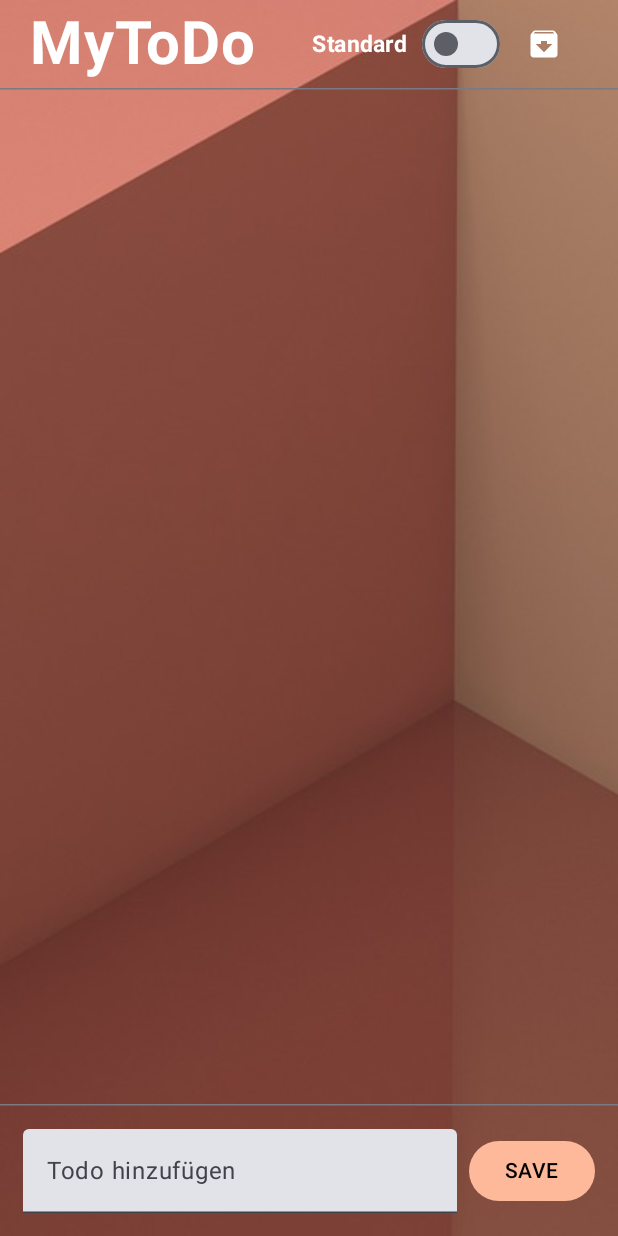
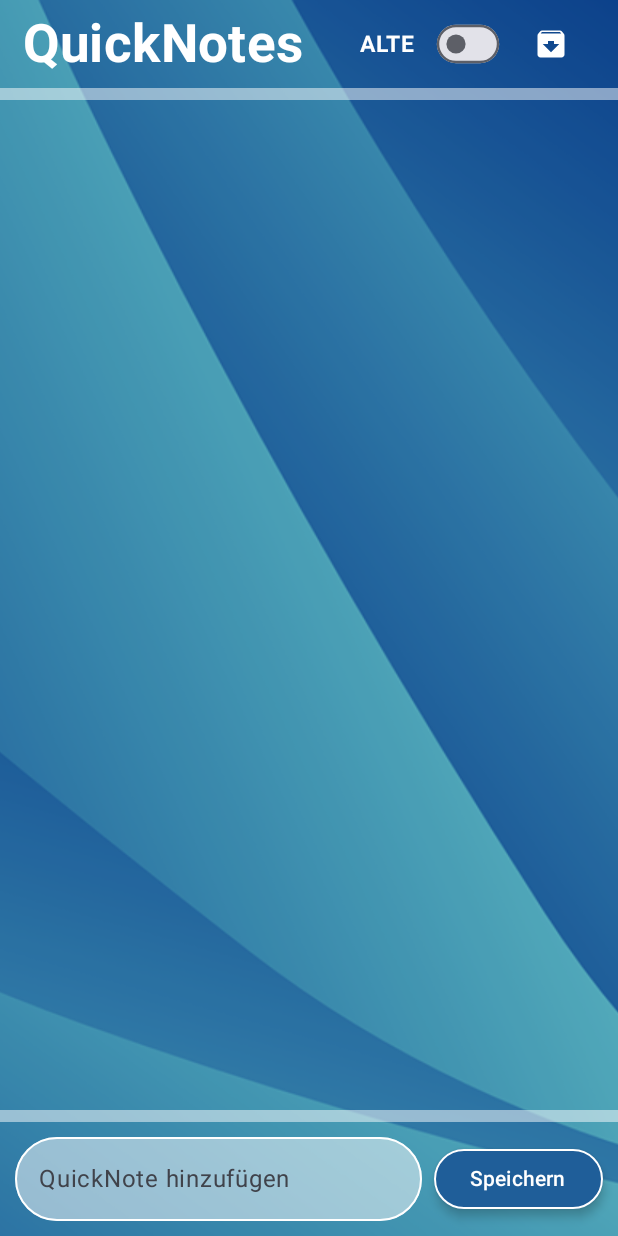
Before and after one commit to N-E-O-N-E/04-04-taskmanager-N-E-O-N-E, an Android app built with Jetpack Compose: the screen it shows after launch (MainActivity), on a phone screen of 412 x 824 dp. Run offline under Robolectric (Android 15) with nearby library versions, the phone set to English and light mode, and no system bars; our stand-ins replace Room's generated code.

Commit message:
Tag 5 Datensicherung NEONE

```diff
--- a/app/src/main/java/de/syntax_institut/taskmanager/MainActivity.kt
+++ b/app/src/main/java/de/syntax_institut/taskmanager/MainActivity.kt
@@ -30,9 +30,9 @@ class MainActivity : ComponentActivity() {
         setContent {
             TaskManagerTheme {
                 Scaffold(modifier = Modifier.fillMaxSize()) { innerPadding ->
-                    Box(modifier = Modifier.padding(innerPadding)) {
+                    Box(modifier = Modifier.padding()) {
                         Image(
-                            painter = painterResource(id = R.drawable.wall2),
+                            painter = painterResource(id = R.drawable.wallpaper),
                             contentScale = ContentScale.Crop,
                             contentDescription = "Wallpaper",
                             modifier = Modifier.fillMaxSize()
--- a/app/src/main/java/de/syntax_institut/taskmanager/data/TodoDAO.kt
+++ b/app/src/main/java/de/syntax_institut/taskmanager/data/TodoDAO.kt
@@ -14,10 +14,10 @@ interface TodoDAO {
     @Insert(onConflict = OnConflictStrategy.IGNORE)
     suspend fun insert(todo: Todo)
 
-    @Query("SELECT * from tbl_todoList WHERE isArchived = 0 ORDER BY id ASC")
+    @Query("SELECT * from tbl_todoList WHERE isArchived = 0 ORDER BY date ASC")
     fun getAllItems(): Flow<List<Todo>>
 
-    @Query("SELECT * from tbl_todoList WHERE isArchived = 0 ORDER BY todoText")
+    @Query("SELECT * from tbl_todoList WHERE isArchived = 0 ORDER BY date DESC")
     fun getAllItemsSorted(): Flow<List<Todo>>
 
     @Query("SELECT * from tbl_todoList WHERE isArchived = 1 ORDER BY date DESC")
--- a/app/src/main/java/de/syntax_institut/taskmanager/ui/theme/Color.kt
+++ b/app/src/main/java/de/syntax_institut/taskmanager/ui/theme/Color.kt
@@ -5,9 +5,11 @@ import androidx.compose.ui.graphics.Color
 val Purple80 = Color(0xFFD0BCFF)
 val PurpleGrey80 = Color(0xFFCCC2DC)
 val GrayAsh = Color(0xFF484C4D)
+val White = Color(0xFFFFFFFF)
 val WhiteAsh = Color(0xFFF5F5F5)
+val Blue = Color(0xFF1F5E99)
 val Pink80 = Color(0xFFEFB8C8)
 
-val Purple40 = Color(0xFF6650a4)
+val Purple40 = Color(0xFF233550)
 val PurpleGrey40 = Color(0xFF625b71)
 val Pink40 = Color(0xFF7D5260)
--- a/app/src/main/java/de/syntax_institut/taskmanager/views/ArchiveSheet.kt
+++ b/app/src/main/java/de/syntax_institut/taskmanager/views/ArchiveSheet.kt
@@ -47,7 +47,7 @@ fun ArchiveSheet(
 
     Box(modifier = Modifier.fillMaxSize()) {
         Image(
-            painter = painterResource(id = R.drawable.wall2),
+            painter = painterResource(id = R.drawable.wallpaper),
             contentScale = ContentScale.Crop,
             contentDescription = "Wallpaper",
             alpha = 0.4f,
--- a/app/src/main/java/de/syntax_institut/taskmanager/views/TodoList.kt
+++ b/app/src/main/java/de/syntax_institut/taskmanager/views/TodoList.kt
@@ -1,5 +1,6 @@
 package de.syntax_institut.taskmanager.views
 
+import androidx.compose.foundation.BorderStroke
 import androidx.compose.foundation.Image
 import androidx.compose.foundation.layout.Arrangement
 import androidx.compose.foundation.layout.Box
@@ -9,15 +10,16 @@ import androidx.compose.foundation.layout.fillMaxHeight
 import androidx.compose.foundation.layout.fillMaxSize
 import androidx.compose.foundation.layout.fillMaxWidth
 import androidx.compose.foundation.layout.padding
-import androidx.compose.material3.Button
 import androidx.compose.material3.ButtonDefaults
+import androidx.compose.material3.ElevatedButton
 import androidx.compose.material3.ExperimentalMaterial3Api
+import androidx.compose.material3.ExposedDropdownMenuDefaults.outlinedTextFieldColors
 import androidx.compose.material3.HorizontalDivider
 import androidx.compose.material3.IconButton
 import androidx.compose.material3.ModalBottomSheet
+import androidx.compose.material3.OutlinedTextField
 import androidx.compose.material3.Switch
 import androidx.compose.material3.Text
-import androidx.compose.material3.TextField
 import androidx.compose.material3.rememberModalBottomSheetState
 import androidx.compose.runtime.Composable
 import androidx.compose.runtime.collectAsState
@@ -27,6 +29,7 @@ import androidx.compose.runtime.remember
 import androidx.compose.runtime.setValue
 import androidx.compose.ui.Alignment
 import androidx.compose.ui.Modifier
+import androidx.compose.ui.draw.scale
 import androidx.compose.ui.graphics.Color
 import androidx.compose.ui.graphics.ColorFilter
 import androidx.compose.ui.res.painterResource
@@ -36,8 +39,11 @@ import androidx.compose.ui.unit.sp
 import androidx.lifecycle.viewmodel.compose.viewModel
 import de.syntax_institut.taskmanager.R
 import de.syntax_institut.taskmanager.data.Todo
+import de.syntax_institut.taskmanager.ui.theme.Blue
+import de.syntax_institut.taskmanager.ui.theme.White
 import de.syntax_institut.taskmanager.viewModels.TodoViewModel
-import java.time.LocalDate
+import java.time.LocalDateTime
+import java.time.format.DateTimeFormatter
 
 @ExperimentalMaterial3Api
 @Composable
@@ -71,7 +77,7 @@ fun TodoList(
 
         Row(
             modifier = Modifier
-                .padding(horizontal = 20.dp),
+                .padding(horizontal = 15.dp),
             verticalAlignment = Alignment.CenterVertically,
             horizontalArrangement = Arrangement.Center
         )
@@ -79,10 +85,10 @@ fun TodoList(
             Text(
                 modifier = Modifier
                     .weight(1f),
-                fontSize = 40.sp,
+                fontSize = 35.sp,
                 fontWeight = FontWeight.Bold,
                 color = Color.White,
-                text = "MyToDo"
+                text = "QuickNotes"
             )
 
             Text(
@@ -90,11 +96,12 @@ fun TodoList(
                 fontSize = 15.sp,
                 fontWeight = FontWeight.Bold,
                 color = Color.White,
-                text = if (sortState) "ABC" else "Standard"
+                text = if (sortState) "NEUE" else "ALTE"
             )
 
             Switch(modifier = Modifier
-                .padding(start = 10.dp),
+                .padding(start = 10.dp)
+                .scale(0.8f),
                 checked = sortState,
                 onCheckedChange = {
                     viewModel.saveSortState(it)
@@ -115,27 +122,36 @@ fun TodoList(
             }
         }
 
-        HorizontalDivider()
+        HorizontalDivider(thickness = 8.dp, color = White.copy(alpha = 0.5f))
 
         ItemList(modifier = Modifier.weight(1f))
 
-        HorizontalDivider()
+        HorizontalDivider(thickness = 8.dp, color = White.copy(alpha = 0.5f))
 
         Row(
             modifier = Modifier
                 .fillMaxWidth()
-                .padding(15.dp),
+                .padding(10.dp),
             verticalAlignment = Alignment.CenterVertically
         ) {
-            TextField(
+            OutlinedTextField(
                 value = textInput,
                 onValueChange = { textInput = it },
                 modifier = Modifier.weight(1f),
-                placeholder = { Text("Todo hinzufügen") }
+                shape = ButtonDefaults.elevatedShape,
+                singleLine = false,
+                colors = outlinedTextFieldColors(
+                    focusedBorderColor = White,
+                    unfocusedBorderColor = White,
+                    focusedContainerColor = White.copy(alpha = 0.5f),
+                    unfocusedContainerColor = White.copy(alpha = 0.5f),
+                ),
+                placeholder = { Text("QuickNote hinzufügen") }
             )
-            Button(
+            ElevatedButton(
                 onClick = {
-                    var localDateTimeNow = LocalDate.now().toString()
+                    var localDateTimeNow =
+                        LocalDateTime.now().format(DateTimeFormatter.ofPattern("dd.MM.yyyy HH:mm"))
 
                     val filteredTitle = textInput.split(" ")
                         .filter { it.length > 4 }
@@ -154,9 +170,11 @@ fun TodoList(
                     textInput = ""
                 },
                 modifier = Modifier.padding(start = 8.dp),
-                colors = ButtonDefaults.buttonColors(Color(0xFFFDB999))
+                colors = ButtonDefaults.buttonColors(Blue),
+                border = BorderStroke(1.dp, White),
+                elevation = ButtonDefaults.buttonElevation(4.dp)
             ) {
-                Text("SAVE", color = Color.Black)
+                Text("Speichern", color = White)
             }
         }
     }
```
Also changed, not shown: app/src/main/res/drawable/wall1.jpg (deleted), app/src/main/res/drawable/wall2.jpg (deleted), app/src/main/res/drawable/wallpaper.png (added).
